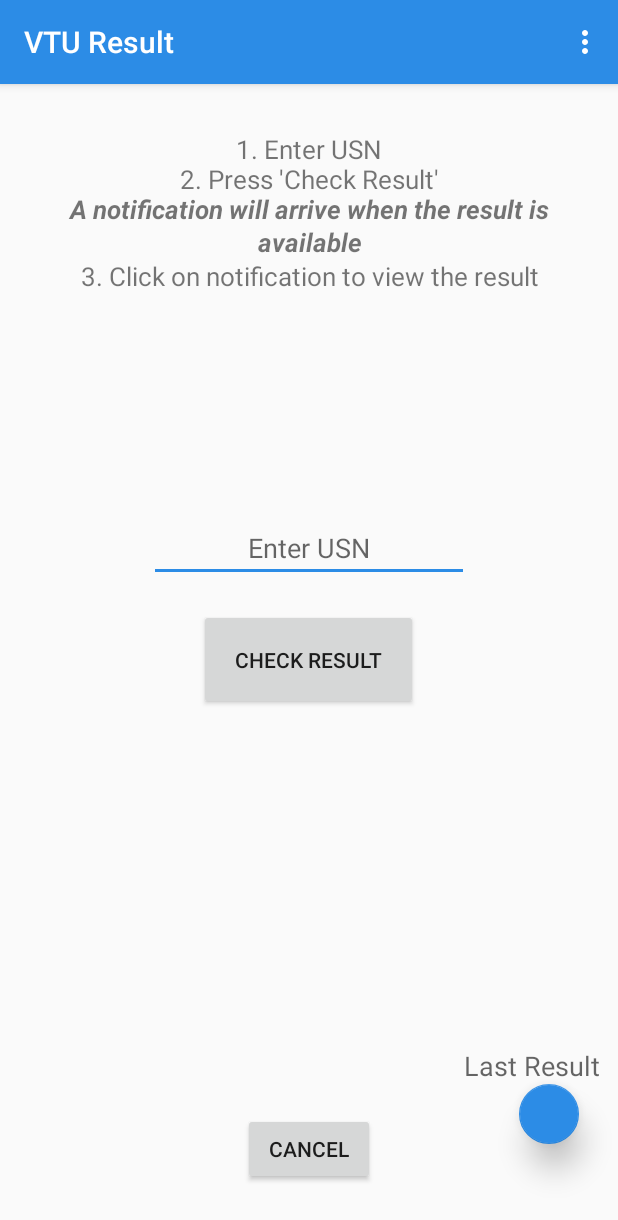
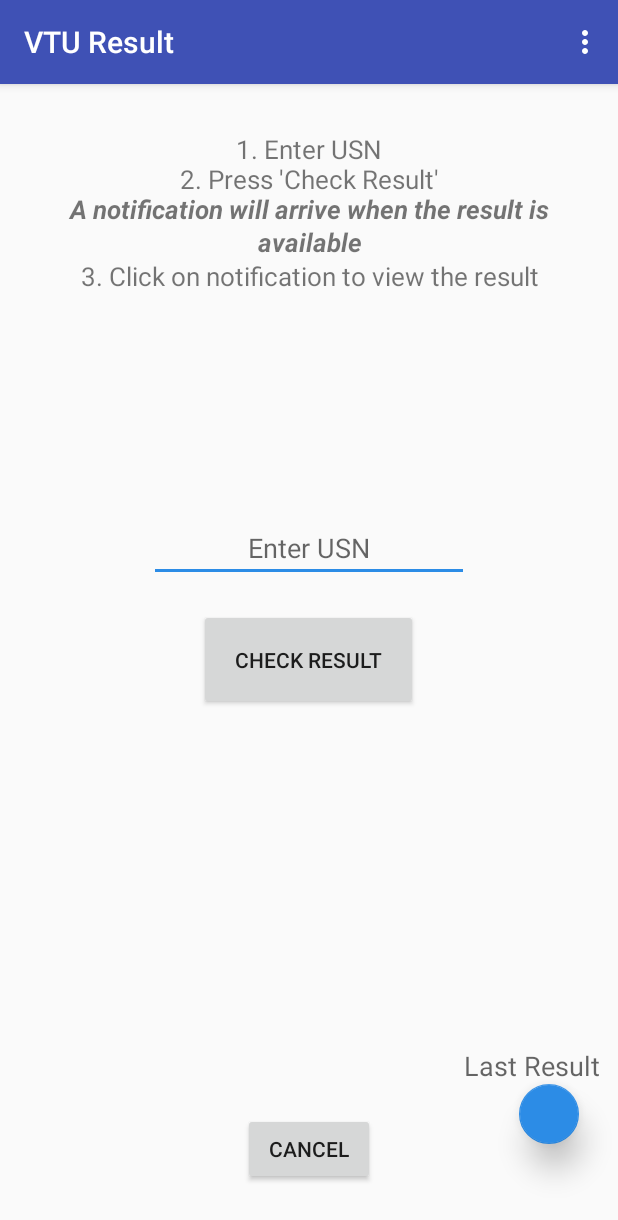
Before and after one commit to kuldeeps48/VTU-Result-Notifier, an Android app: the screen it shows after launch (UsnInputActivity), after a tap on "OLD SCHEME", on a phone screen of 412 x 824 dp. Shown: the top 1220 px of the screen. Run offline under Robolectric (Android 15) with nearby library versions, the phone set to English and light mode, and no system bars.

Commit message:
Blue UI for MainActivity

```diff
--- a/app/src/main/java/com/kuldeep/aadarsh/vturesultnotifier/vturesultnotifier/MainActivity.java
+++ b/app/src/main/java/com/kuldeep/aadarsh/vturesultnotifier/vturesultnotifier/MainActivity.java
@@ -1,8 +1,10 @@
 package com.kuldeep.aadarsh.vturesultnotifier.vturesultnotifier;
 
 import android.content.Intent;
+import android.graphics.Color;
 import android.os.AsyncTask;
 import android.os.Bundle;
+import android.support.v4.content.ContextCompat;
 import android.support.v7.app.AppCompatActivity;
 import android.util.Log;
 import android.view.View;
@@ -27,6 +29,7 @@ public class MainActivity extends AppCompatActivity implements View.OnClickListe
     private Intent intent;
     private RetrieveResultNotification notification;
     private String resultNoticeContent;
+    private String resultNotificationTextColor, getResultNotificationTextColorTagAttribute;
 
     @Override
     protected void onCreate(Bundle savedInstanceState) {
@@ -46,9 +49,18 @@ public class MainActivity extends AppCompatActivity implements View.OnClickListe
         //buttonSendFeedback.setOnClickListener(this);
 
         // Get result notifications
+        WebView notificationWebView = (WebView) findViewById(R.id.webview);
+
+        // Specify text and background color for notification web view
+        String webViewNotificationBackground = "#" + Integer.toHexString(ContextCompat.getColor(getApplicationContext(), R.color.colorPrimary)).substring(2);
+        resultNotificationTextColor = "#" + Integer.toHexString(ContextCompat.getColor(getApplicationContext(), R.color.textColorNotification)).substring(2);
+        Log.i("COLOR", webViewNotificationBackground);
+        getResultNotificationTextColorTagAttribute = " style=\"color:" + resultNotificationTextColor + "\"";
+        notificationWebView.setBackgroundColor(Color.parseColor(webViewNotificationBackground));
+
         // Display loading status
-        String webViewLoadingStatus = "<html><body><i><h3>Loading Result Notifications. . .</h3><br/><h5>You may go ahead and check your results!</h5></i></body></html>";
-        WebView notificationWebView = (WebView) findViewById(R.id.webview);
+        String webViewLoadingStatus = "<html><body" + getResultNotificationTextColorTagAttribute + "><i><h3>Loading Result Notifications. . .</h3><br/><h5>You may go ahead and check your results!</h5></i></body></html>";
+
         notificationWebView.loadDataWithBaseURL("", webViewLoadingStatus, "text/html", "UTF-8", "");
 
         // Get notifications
@@ -155,7 +167,8 @@ public class MainActivity extends AppCompatActivity implements View.OnClickListe
 
         protected void onPostExecute(String result) {
             // Display notification content
-            String notificationWebViewContent = "<html><body><ul>" + resultNoticeContent + "</li></ul></body></html>";
+            String notificationWebViewContent = "<html><body " + getResultNotificationTextColorTagAttribute + "><ul>" + resultNoticeContent + "</li></ul></body></html>";
+            Log.i("HTML", notificationWebViewContent);
 
             WebView notificationWebView = (WebView) findViewById(R.id.webview);
             notificationWebView.loadDataWithBaseURL("", notificationWebViewContent, "text/html", "UTF-8", "");
--- a/app/src/main/res/values/colors.xml
+++ b/app/src/main/res/values/colors.xml
@@ -1,6 +1,8 @@
 <?xml version="1.0" encoding="utf-8"?>
 <resources>
-    <color name="colorPrimary">#2c8ce6</color>
-    <color name="colorPrimaryDark">#2c8ce6</color>
+    <color name="colorPrimary">#3f51b5</color>
+    <color name="colorPrimaryDark">#283593</color>
     <color name="colorAccent">#2c8ce6</color>
+    <color name="textColorPrimary">#e8eaf6</color>
+    <color name="textColorNotification">#c5cae9</color>
 </resources>
```
Also changed, not shown: app/src/main/res/layout/activity_main.xml (+16 -6 lines).
